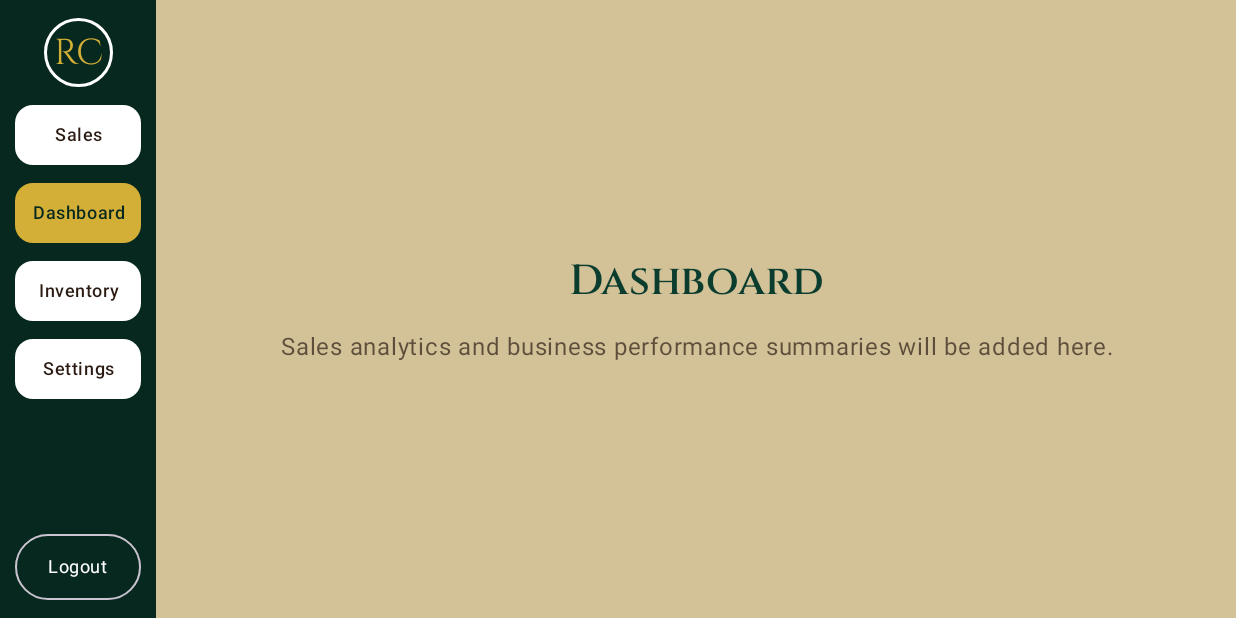
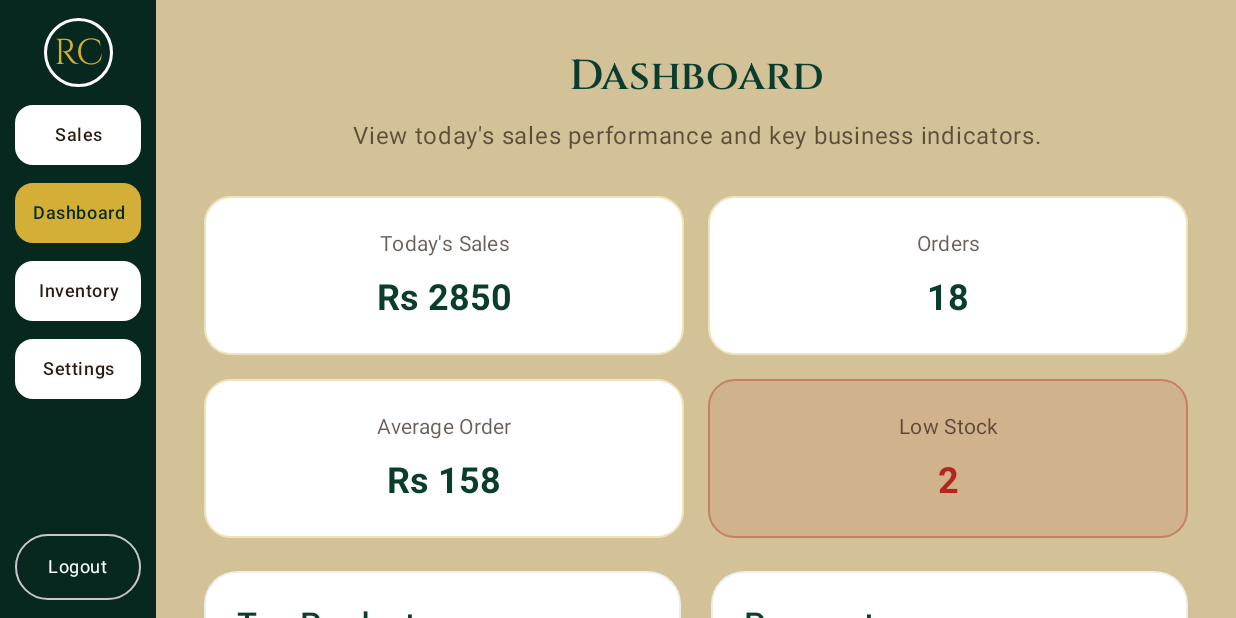
Before and after one commit to fxrhxxn/RoyalCoffeePOS, an Android app built with Jetpack Compose: the composable SalesScreen shown on its own in the app's theme, after a tap on "Dashboard", on a phone screen of 824 x 412 dp (held sideways). Run offline under Robolectric (Android 15) with nearby library versions, the phone set to English and light mode, and no system bars.

Commit message:
Add dashboard Screen

```diff
--- /dev/null
+++ b/app/src/main/java/com/royalcoffee/pos/ui/dashboard/DashboardScreen.kt
@@ -0,0 +1,412 @@
+package com.royalcoffee.pos.ui.dashboard
+
+import androidx.compose.foundation.BorderStroke
+import androidx.compose.foundation.layout.Arrangement
+import androidx.compose.foundation.layout.Column
+import androidx.compose.foundation.layout.Row
+import androidx.compose.foundation.layout.Spacer
+import androidx.compose.foundation.layout.fillMaxHeight
+import androidx.compose.foundation.layout.fillMaxWidth
+import androidx.compose.foundation.layout.height
+import androidx.compose.foundation.layout.padding
+import androidx.compose.foundation.layout.widthIn
+import androidx.compose.foundation.rememberScrollState
+import androidx.compose.foundation.shape.RoundedCornerShape
+import androidx.compose.foundation.verticalScroll
+import androidx.compose.material3.Card
+import androidx.compose.material3.CardDefaults
+import androidx.compose.material3.HorizontalDivider
+import androidx.compose.material3.MaterialTheme
+import androidx.compose.material3.Surface
+import androidx.compose.material3.Text
+import androidx.compose.runtime.Composable
+import androidx.compose.ui.Alignment
+import androidx.compose.ui.Modifier
+import androidx.compose.ui.text.font.FontWeight
+import androidx.compose.ui.text.style.TextAlign
+import androidx.compose.ui.unit.dp
+import com.royalcoffee.pos.ui.theme.CinzelFontFamily
+import com.royalcoffee.pos.ui.theme.RoyalGold
+
+/**
+ * DashboardSummary contains the main figures shown at the top of the dashboard.
+ *
+ * This is temporary sample data for now.
+ * Later, these values will be calculated from the local database.
+ */
+data class DashboardSummary(
+    val todaySales: Int,
+    val todayOrders: Int,
+    val averageOrderValue: Int,
+    val lowStockCount: Int
+)
+
+/**
+ * TopSellingProduct represents one product in the top-selling products list.
+ *
+ * Later, this will be calculated from receipt/order details stored in Room.
+ */
+data class TopSellingProduct(
+    val productName: String,
+    val quantitySold: Int,
+    val revenue: Int
+)
+
+/**
+ * PaymentBreakdownItem represents sales grouped by payment method.
+ *
+ * Later, this will be calculated from saved payment records.
+ */
+data class PaymentBreakdownItem(
+    val paymentMethod: String,
+    val orderCount: Int,
+    val amount: Int
+)
+
+/**
+ * DashboardScreen shows a simple Admin business overview.
+ *
+ * Version 1 goal:
+ * - Display useful business summary information.
+ * - Use temporary sample data.
+ * - Prepare the screen structure for future database-driven analytics.
+ */
+@Composable
+fun DashboardScreen(
+    dashboardSummary: DashboardSummary,
+    topSellingProducts: List<TopSellingProduct>,
+    paymentBreakdown: List<PaymentBreakdownItem>,
+    modifier: Modifier = Modifier
+) {
+    Surface(
+        modifier = modifier.fillMaxHeight(),
+        color = MaterialTheme.colorScheme.background
+    ) {
+        Column(
+            modifier = Modifier
+                .fillMaxHeight()
+                .verticalScroll(rememberScrollState())
+                .padding(32.dp),
+            horizontalAlignment = Alignment.CenterHorizontally
+        ) {
+            Text(
+                text = "Dashboard",
+                fontFamily = CinzelFontFamily,
+                fontWeight = FontWeight.Bold,
+                style = MaterialTheme.typography.headlineMedium,
+                color = MaterialTheme.colorScheme.primary,
+                textAlign = TextAlign.Center
+            )
+
+            Text(
+                text = "View today's sales performance and key business indicators.",
+                style = MaterialTheme.typography.bodyLarge,
+                color = MaterialTheme.colorScheme.onSurface.copy(alpha = 0.7f),
+                textAlign = TextAlign.Center,
+                modifier = Modifier.padding(top = 8.dp)
+            )
+
+            Spacer(modifier = Modifier.height(28.dp))
+
+            Column(
+                modifier = Modifier.widthIn(max = 980.dp),
+                verticalArrangement = Arrangement.spacedBy(22.dp)
+            ) {
+                DashboardSummarySection(
+                    dashboardSummary = dashboardSummary
+                )
+
+                Row(
+                    modifier = Modifier.fillMaxWidth(),
+                    horizontalArrangement = Arrangement.spacedBy(20.dp)
+                ) {
+                    TopSellingProductsCard(
+                        products = topSellingProducts,
+                        modifier = Modifier.weight(1f)
+                    )
+
+                    PaymentBreakdownCard(
+                        paymentBreakdown = paymentBreakdown,
+                        modifier = Modifier.weight(1f)
+                    )
+                }
+            }
+        }
+    }
+}
+
+@Composable
+private fun DashboardSummarySection(
+    dashboardSummary: DashboardSummary
+) {
+    Column(
+        verticalArrangement = Arrangement.spacedBy(16.dp)
+    ) {
+        Row(
+            modifier = Modifier.fillMaxWidth(),
+            horizontalArrangement = Arrangement.spacedBy(16.dp)
+        ) {
+            DashboardMetricCard(
+                title = "Today's Sales",
+                value = "Rs ${dashboardSummary.todaySales}",
+                modifier = Modifier.weight(1f)
+            )
+
+            DashboardMetricCard(
+                title = "Orders",
+                value = dashboardSummary.todayOrders.toString(),
+                modifier = Modifier.weight(1f)
+            )
+        }
+
+        Row(
+            modifier = Modifier.fillMaxWidth(),
+            horizontalArrangement = Arrangement.spacedBy(16.dp)
+        ) {
+            DashboardMetricCard(
+                title = "Average Order",
+                value = "Rs ${dashboardSummary.averageOrderValue}",
+                modifier = Modifier.weight(1f)
+            )
+
+            DashboardMetricCard(
+                title = "Low Stock",
+                value = dashboardSummary.lowStockCount.toString(),
+                modifier = Modifier.weight(1f),
+                isWarning = dashboardSummary.lowStockCount > 0
+            )
+        }
+    }
+}
+
+@Composable
+private fun DashboardMetricCard(
+    title: String,
+    value: String,
+    modifier: Modifier = Modifier,
+    isWarning: Boolean = false
+) {
+    Card(
+        modifier = modifier,
+        shape = RoundedCornerShape(18.dp),
+        colors = CardDefaults.cardColors(
+            containerColor = if (isWarning) {
+                MaterialTheme.colorScheme.error.copy(alpha = 0.10f)
+            } else {
+                MaterialTheme.colorScheme.surface
+            }
+        ),
+        border = BorderStroke(
+            width = 1.dp,
+            color = if (isWarning) {
+                MaterialTheme.colorScheme.error.copy(alpha = 0.35f)
+            } else {
+                RoyalGold.copy(alpha = 0.35f)
+            }
+        )
+    ) {
+        Column(
+            modifier = Modifier
+                .fillMaxWidth()
+                .padding(22.dp),
+            horizontalAlignment = Alignment.CenterHorizontally
+        ) {
+            Text(
+                text = title,
+                style = MaterialTheme.typography.bodyMedium,
+                color = MaterialTheme.colorScheme.onSurface.copy(alpha = 0.7f),
+                textAlign = TextAlign.Center
+            )
+
+            Spacer(modifier = Modifier.height(10.dp))
+
+            Text(
+                text = value,
+                style = MaterialTheme.typography.headlineSmall,
+                fontWeight = FontWeight.Bold,
+                color = if (isWarning) {
+                    MaterialTheme.colorScheme.error
+                } else {
+                    MaterialTheme.colorScheme.primary
+                },
+                textAlign = TextAlign.Center
+            )
+        }
+    }
+}
+
+@Composable
+private fun TopSellingProductsCard(
+    products: List<TopSellingProduct>,
+    modifier: Modifier = Modifier
+) {
+    Card(
+        modifier = modifier,
+        shape = RoundedCornerShape(22.dp),
+        colors = CardDefaults.cardColors(
+            containerColor = MaterialTheme.colorScheme.surface
+        ),
+        border = BorderStroke(
+            width = 1.dp,
+            color = MaterialTheme.colorScheme.onSurface.copy(alpha = 0.08f)
+        )
+    ) {
+        Column(
+            modifier = Modifier.padding(22.dp)
+        ) {
+            Text(
+                text = "Top Products",
+                style = MaterialTheme.typography.titleLarge,
+                fontWeight = FontWeight.SemiBold,
+                color = MaterialTheme.colorScheme.primary
+            )
+
+            Text(
+                text = "Best-selling products for today.",
+                style = MaterialTheme.typography.bodySmall,
+                color = MaterialTheme.colorScheme.onSurface.copy(alpha = 0.6f),
+                modifier = Modifier.padding(top = 4.dp)
+            )
+
+            Spacer(modifier = Modifier.height(16.dp))
+
+            HorizontalDivider(
+                color = MaterialTheme.colorScheme.onSurface.copy(alpha = 0.12f)
+            )
+
+            products.forEach { product ->
+                TopSellingProductRow(
+                    product = product
+                )
+
+                HorizontalDivider(
+                    color = MaterialTheme.colorScheme.onSurface.copy(alpha = 0.08f)
+                )
+            }
+        }
+    }
+}
+
+@Composable
+private fun TopSellingProductRow(
+    product: TopSellingProduct
+) {
+    Row(
+        modifier = Modifier
+            .fillMaxWidth()
+            .padding(vertical = 14.dp),
+        verticalAlignment = Alignment.CenterVertically
+    ) {
+        Column(
+            modifier = Modifier.weight(1f)
+        ) {
+            Text(
+                text = product.productName,
+                style = MaterialTheme.typography.titleMedium,
+                fontWeight = FontWeight.SemiBold
+            )
+
+            Text(
+                text = "${product.quantitySold} sold",
+                style = MaterialTheme.typography.bodySmall,
+                color = MaterialTheme.colorScheme.onSurface.copy(alpha = 0.65f)
+            )
+        }
+
+        Text(
+            text = "Rs ${product.revenue}",
+            style = MaterialTheme.typography.bodyMedium,
+            fontWeight = FontWeight.Bold,
+            color = MaterialTheme.colorScheme.primary,
+            textAlign = TextAlign.End
+        )
+    }
+}
+
+@Composable
+private fun PaymentBreakdownCard(
+    paymentBreakdown: List<PaymentBreakdownItem>,
+    modifier: Modifier = Modifier
+) {
+    Card(
+        modifier = modifier,
+        shape = RoundedCornerShape(22.dp),
+        colors = CardDefaults.cardColors(
+            containerColor = MaterialTheme.colorScheme.surface
+        ),
+        border = BorderStroke(
+            width = 1.dp,
+            color = MaterialTheme.colorScheme.onSurface.copy(alpha = 0.08f)
+        )
+    ) {
+        Column(
+            modifier = Modifier.padding(22.dp)
+        ) {
+            Text(
+                text = "Payments",
+                style = MaterialTheme.typography.titleLarge,
+                fontWeight = FontWeight.SemiBold,
+                color = MaterialTheme.colorScheme.primary
+            )
+
+            Text(
+                text = "Sales grouped by payment method.",
+                style = MaterialTheme.typography.bodySmall,
+                color = MaterialTheme.colorScheme.onSurface.copy(alpha = 0.6f),
+                modifier = Modifier.padding(top = 4.dp)
+            )
+
+            Spacer(modifier = Modifier.height(16.dp))
+
+            HorizontalDivider(
+                color = MaterialTheme.colorScheme.onSurface.copy(alpha = 0.12f)
+            )
+
+            paymentBreakdown.forEach { payment ->
+                PaymentBreakdownRow(
+                    payment = payment
+                )
+
+                HorizontalDivider(
+                    color = MaterialTheme.colorScheme.onSurface.copy(alpha = 0.08f)
+                )
+            }
+        }
+    }
+}
+
+@Composable
+private fun PaymentBreakdownRow(
+    payment: PaymentBreakdownItem
+) {
+    Row(
+        modifier = Modifier
+            .fillMaxWidth()
+            .padding(vertical = 14.dp),
+        verticalAlignment = Alignment.CenterVertically
+    ) {
+        Column(
+            modifier = Modifier.weight(1f)
+        ) {
+            Text(
+                text = payment.paymentMethod,
+                style = MaterialTheme.typography.titleMedium,
+                fontWeight = FontWeight.SemiBold
+            )
+
+            Text(
+                text = "${payment.orderCount} order(s)",
+                style = MaterialTheme.typography.bodySmall,
+                color = MaterialTheme.colorScheme.onSurface.copy(alpha = 0.65f)
+            )
+        }
+
+        Text(
+            text = "Rs ${payment.amount}",
+            style = MaterialTheme.typography.bodyMedium,
+            fontWeight = FontWeight.Bold,
+            color = MaterialTheme.colorScheme.primary,
+            textAlign = TextAlign.End
+        )
+    }
+}
--- a/app/src/main/java/com/royalcoffee/pos/ui/sales/SalesScreen.kt
+++ b/app/src/main/java/com/royalcoffee/pos/ui/sales/SalesScreen.kt
@@ -77,10 +77,13 @@ import java.time.format.DateTimeFormatter
 import androidx.compose.ui.draw.alpha
 import androidx.compose.ui.text.font.FontFamily
 import com.royalcoffee.pos.model.AppScreen
-import com.royalcoffee.pos.ui.components.PlaceholderScreen
 import com.royalcoffee.pos.ui.settings.SettingsScreen
 import com.royalcoffee.pos.model.InventoryProduct
 import com.royalcoffee.pos.ui.inventory.InventoryScreen
+import com.royalcoffee.pos.ui.dashboard.DashboardScreen
+import com.royalcoffee.pos.ui.dashboard.DashboardSummary
+import com.royalcoffee.pos.ui.dashboard.PaymentBreakdownItem
+import com.royalcoffee.pos.ui.dashboard.TopSellingProduct
 
 @Composable
 fun SalesScreen(
@@ -111,6 +114,39 @@ fun SalesScreen(
      */
     val inventoryProducts = remember {
         sampleInventoryProducts()
+    }
+
+    /**
+     * Temporary dashboard summary.
+     *
+     * Later, these values will be calculated from Orders, Order Items,
+     * Payments, and Inventory tables.
+     */
+    val dashboardSummary = remember {
+        DashboardSummary(
+            todaySales = 2850,
+            todayOrders = 18,
+            averageOrderValue = 158,
+            lowStockCount = inventoryProducts.count { it.isLowStock }
+        )
+    }
+
+    /**
+     * Temporary top-selling products for the dashboard.
+     *
+     * Later, this will be calculated from receipt/order details.
+     */
+    val topSellingProducts = remember {
+        sampleTopSellingProducts()
+    }
+
+    /**
+     * Temporary payment breakdown for the dashboard.
+     *
+     * Later, this will be calculated from saved payment records.
+     */
+    val paymentBreakdown = remember {
+        samplePaymentBreakdown()
     }
 
     /**
@@ -599,9 +635,10 @@ fun SalesScreen(
                     }
 
                     AppScreen.DASHBOARD -> {
-                        PlaceholderScreen(
-                            title = "Dashboard",
-                            description = "Sales analytics and business performance summaries will be added here.",
+                        DashboardScreen(
+                            dashboardSummary = dashboardSummary,
+                            topSellingProducts = topSellingProducts,
+                            paymentBreakdown = paymentBreakdown,
                             modifier = Modifier
                                 .weight(1f)
                                 .fillMaxHeight()
@@ -1732,6 +1769,56 @@ private fun sampleInventoryProducts(): List<InventoryProduct> {
     )
 }
 
+/**
+ * Temporary top-selling product data for dashboard development.
+ *
+ * Later, this will be calculated from saved receipt/order details.
+ */
+private fun sampleTopSellingProducts(): List<TopSellingProduct> {
+    return listOf(
+        TopSellingProduct(
+            productName = "Latte",
+            quantitySold = 8,
+            revenue = 960
+        ),
+        TopSellingProduct(
+            productName = "Iced Coffee",
+            quantitySold = 6,
+            revenue = 840
+        ),
+        TopSellingProduct(
+            productName = "Croissant",
+            quantitySold = 5,
+            revenue = 400
+        )
+    )
+}
+
+/**
+ * Temporary payment breakdown data for dashboard development.
+ *
+ * Later, this will be calculated from saved payment records.
+ */
+private fun samplePaymentBreakdown(): List<PaymentBreakdownItem> {
+    return listOf(
+        PaymentBreakdownItem(
+            paymentMethod = "Cash",
+            orderCount = 7,
+            amount = 1120
+        ),
+        PaymentBreakdownItem(
+            paymentMethod = "Card",
+            orderCount = 6,
+            amount = 980
+        ),
+        PaymentBreakdownItem(
+            paymentMethod = "Mobile Payment",
+            orderCount = 5,
+            amount = 750
+        )
+    )
+}
+
 
 /**
  * Generates a temporary receipt number.
```
